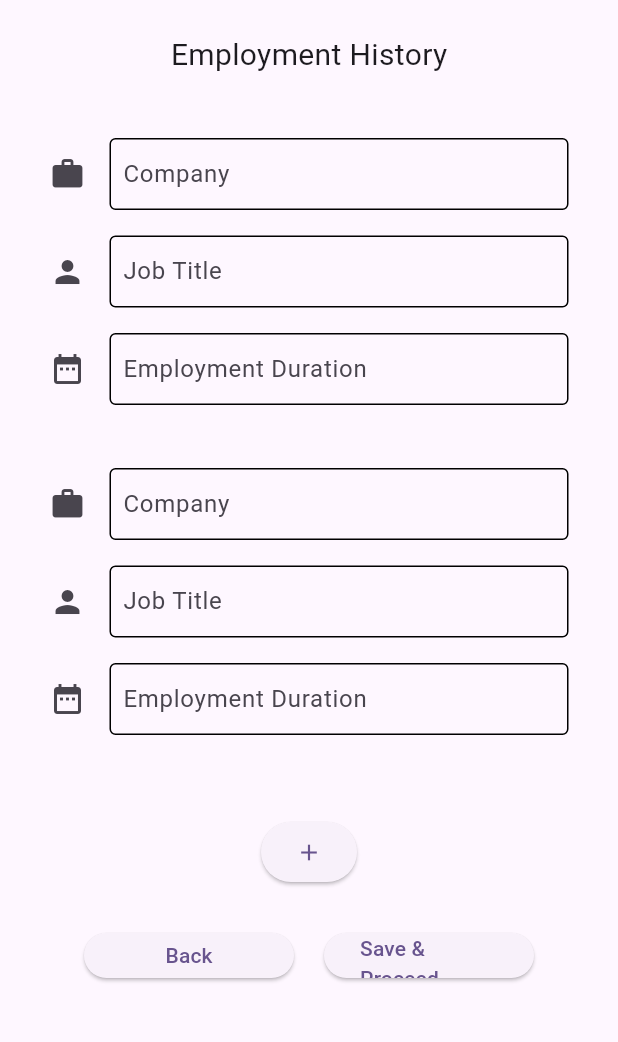
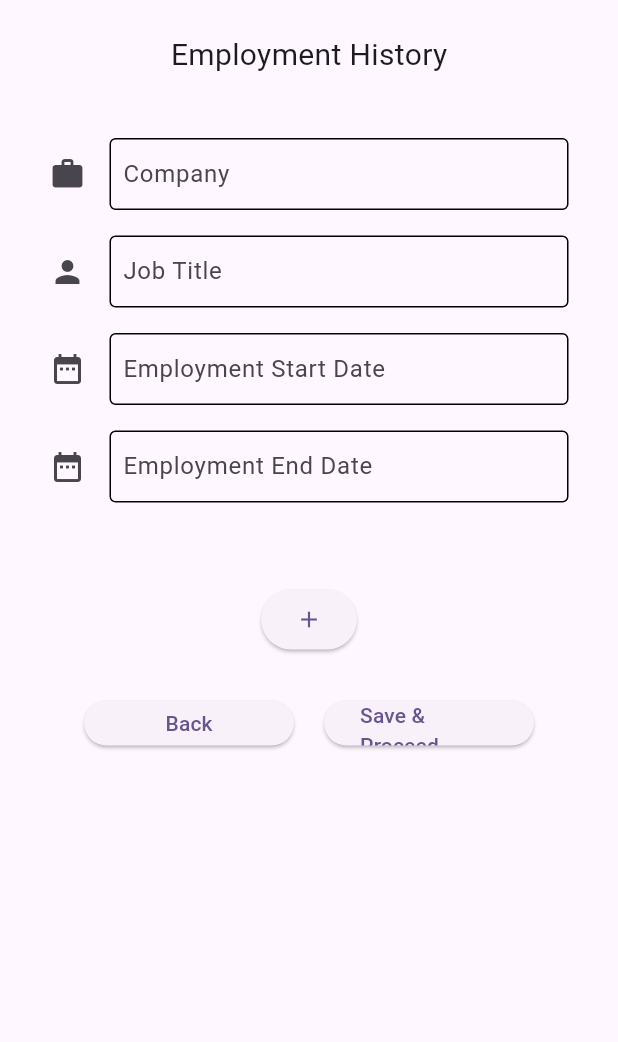
Before and after one commit to COS301-SE-2023/AI-CV-Generator, a Flutter app: the EmploymentDetailsForm screen opened directly, on a phone screen of 412 x 824 dp, the part 63-1105 px from its top. Run offline on Flutter 3.47's test engine with Material 2 defaults, Android fonts, the phone set to English and light mode, and no system bars; drawn by our look-alikes of date_field.

Commit message:
Update employment.dart

```diff
--- a/fe/lib/pages/employment.dart
+++ b/fe/lib/pages/employment.dart
@@ -1,5 +1,5 @@
 // ignore_for_file: must_be_immutable
-
+import 'package:date_field/date_field.dart';
 import 'package:ai_cv_generator/pages/qualifications.dart';
 import 'package:ai_cv_generator/pages/skills.dart';
 import 'package:ai_cv_generator/pages/strings.dart';
@@ -36,7 +36,7 @@ class _EmploymentDetailsFormState extends State<EmploymentDetailsForm> {
   TextEditingController company2 = TextEditingController();
   TextEditingController jobTitle2 = TextEditingController();
   TextEditingController duration1 = TextEditingController();
-  TextEditingController duration2 = TextEditingController();
+  final TextEditingController _timeController = TextEditingController();
 
     Widget titleSection=const Column (
       mainAxisAlignment: MainAxisAlignment.spaceAround,
@@ -101,27 +101,16 @@ class _EmploymentDetailsFormState extends State<EmploymentDetailsForm> {
         child: Column(
           mainAxisAlignment: MainAxisAlignment.start,
           children: <Widget>[
-            _buildCompanyField1(),
-            _buildJobTitleField1(),
-            _buildDurationField1(),
-            _buildSeparator(),
-            _buildCompanyField2(),
-            _buildJobTitleField2(),
-            _buildDurationField2(),
+            _buildCompanyField(),
+            _buildJobTitleField(),
+            _buildStartField(),
+            _buildEndField(),
             //_buildAddButton()
             ],
         ));
   }
 
-  Widget _buildSeparator() {
-    return Container (
-      padding: const EdgeInsets.all(8.0),
-      constraints: BoxConstraints.tight(const Size(550,25)),
-    );
-  }
-
-
-  Widget _buildCompanyField1() {
+  Widget _buildCompanyField() {
     return Container (
       padding: const EdgeInsets.all(8.0),
       constraints: BoxConstraints.tight(const Size(550,65)),
@@ -143,30 +132,8 @@ class _EmploymentDetailsFormState extends State<EmploymentDetailsForm> {
       )
     );
   }
-  Widget _buildCompanyField2() {
-    return Container (
-      padding: const EdgeInsets.all(8.0),
-      constraints: BoxConstraints.tight(const Size(550,65)),
-      child: TextFormField(
-        controller: company2,
-        decoration: const InputDecoration(
-          contentPadding: EdgeInsets.all(5.0),
-          labelText: 'Company',
-          enabledBorder: OutlineInputBorder(),
-          icon: Icon(Icons.work),
-        ),
-        // ignore: body_might_complete_normally_nullable
-        validator: (value) {
-          if (value == null || value.isEmpty) {
-            return 'Please enter some text';
-          }
-          return null;
-        },
-      )
-    );
-  }
 
-  Widget _buildJobTitleField1() {
+  Widget _buildJobTitleField() {
     return Container (
       padding: const EdgeInsets.all(8.0),
       constraints: BoxConstraints.tight(const Size(550,65)),
@@ -188,75 +155,43 @@ class _EmploymentDetailsFormState extends State<EmploymentDetailsForm> {
       )
     );
   }
-  Widget _buildJobTitleField2() {
+
+  Widget _buildStartField() {
     return Container (
       padding: const EdgeInsets.all(8.0),
       constraints: BoxConstraints.tight(const Size(550,65)),
-      child: TextFormField(
-        controller: jobTitle2,
+      child: DateTimeFormField(
+        //controller: _timeController1,
         decoration: const InputDecoration(
+          border: OutlineInputBorder(),
           contentPadding: EdgeInsets.all(5.0),
-          labelText: 'Job Title',
+          labelText: 'Employment Start Date',
           enabledBorder: OutlineInputBorder(),
-          icon: Icon(Icons.person),
+          icon: Icon(Icons.date_range),
         ),
-        // ignore: body_might_complete_normally_nullable
-        validator: (value) {
-          if (value == null || value.isEmpty) {
-            return 'Please enter some text';
-          }
-          return null;
-        },
+        mode: DateTimeFieldPickerMode.date,
       )
     );
   }
-
-  Widget _buildDurationField1() {
+  Widget _buildEndField() {
     return Container (
       padding: const EdgeInsets.all(8.0),
       constraints: BoxConstraints.tight(const Size(550,65)),
-      child: TextFormField(
-        controller: duration1,
+      child: DateTimeFormField(
+        //controller: _timeController2,
         decoration: const InputDecoration(
+          border: OutlineInputBorder(),
           contentPadding: EdgeInsets.all(5.0),
-          labelText: 'Employment Duration',
-          hintText: 'MM/DD/YYYY - MM/DD/YYYY',
+          labelText: 'Employment End Date',
           enabledBorder: OutlineInputBorder(),
           icon: Icon(Icons.date_range),
         ),
-        // ignore: body_might_complete_normally_nullable
-        validator: (value) {
-          if (value == null || value.isEmpty) {
-            return 'Please enter a date';
-          }
-          return null;
-        },
-      )
+        mode: DateTimeFieldPickerMode.date,
+        )
     );
   }
-  Widget _buildDurationField2() {
-    return Container (
-      padding: const EdgeInsets.all(8.0),
-      constraints: BoxConstraints.tight(const Size(550,65)),
-      child: TextFormField(
-        controller: duration2,
-        decoration: const InputDecoration(
-          contentPadding: EdgeInsets.all(5.0),
-          labelText: 'Employment Duration',
-          hintText: 'MM/DD/YYYY - MM/DD/YYYY',
-          enabledBorder: OutlineInputBorder(),
-          icon: Icon(Icons.date_range),
-        ),
-        // ignore: body_might_complete_normally_nullable
-        validator: (value) {
-          if (value == null || value.isEmpty) {
-            return 'Please enter a date';
-          }
-          return null;
-        },
-      )
-    );
-  }
+
+
 
 
   Widget _buildAddButton() {
```
